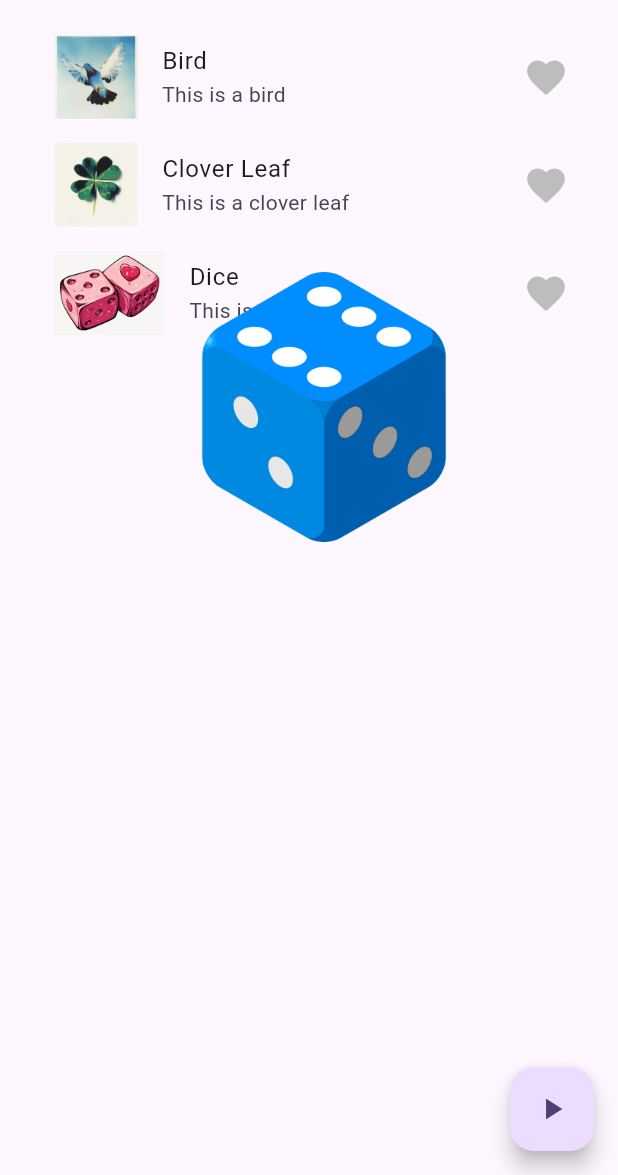
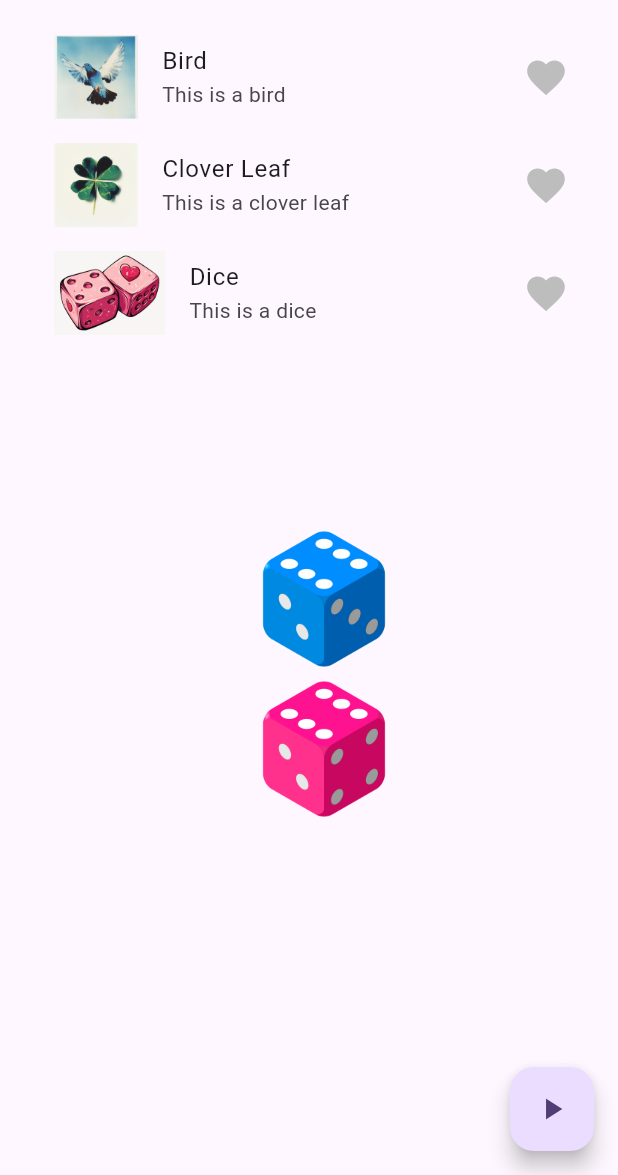
Before and after one commit to Sisshmue/Flutter_Practices, a Flutter app: the screen it shows after launch, on a phone screen of 412 x 824 dp, the part 61-1236 px from its top. Run offline on Flutter 3.47's test engine with Material 3 defaults, Android fonts, the phone set to English and light mode, and no system bars.

Commit message:
add 2 dies

```diff
--- a/lib/screens/home.dart
+++ b/lib/screens/home.dart
@@ -86,7 +86,7 @@ class _InplicitCustomState extends State<InplicitCustom>
                 },
               ),
             ),
-            Flexible(flex: 2, child: Dice(key: _diceKey)),
+            Expanded(child: Dice(key: _diceKey)),
           ],
         ),
       ),
--- a/lib/widgtets/dice.dart
+++ b/lib/widgtets/dice.dart
@@ -24,10 +24,24 @@ class DiceState extends State<Dice> with TickerProviderStateMixin {
       parent: _controller,
       curve: Curves.easeIn,
     );
-    _diceAnimation = Tween<Offset>(
-      begin: Offset(0, 1),
-      end: Offset(0, 0),
-    ).animate(_curvedAnimation);
+    _diceAnimation = TweenSequence(<TweenSequenceItem<Offset>>[
+      TweenSequenceItem<Offset>(
+        tween: Tween(begin: Offset(0, 0.5), end: Offset(0.5, 0)),
+        weight: 10,
+      ),
+      TweenSequenceItem<Offset>(
+        tween: Tween(begin: Offset(0.5, 0), end: Offset(0, -0.5)),
+        weight: 10,
+      ),
+      TweenSequenceItem<Offset>(
+        tween: Tween(begin: Offset(0, -0.5), end: Offset(-0.5, 0)),
+        weight: 10,
+      ),
+      TweenSequenceItem<Offset>(
+        tween: Tween(begin: Offset(-0.5, 0), end: Offset(0, 0.5)),
+        weight: 10,
+      ),
+    ]).animate(_curvedAnimation);
 
     _diceAnimation2 = TweenSequence(<TweenSequenceItem<Offset>>[
       TweenSequenceItem<Offset>(
@@ -35,15 +49,15 @@ class DiceState extends State<Dice> with TickerProviderStateMixin {
         weight: 20,
       ),
       TweenSequenceItem<Offset>(
-        tween: Tween(begin: Offset(-0.5, 0),end: Offset(0, 0.5)),
+        tween: Tween(begin: Offset(-0.5, 0), end: Offset(0, 0.5)),
         weight: 20,
       ),
       TweenSequenceItem<Offset>(
-        tween: Tween(begin: Offset(0, 0.5),end: Offset(0.5, 0)),
+        tween: Tween(begin: Offset(0, 0.5), end: Offset(0.5, 0)),
         weight: 20,
       ),
       TweenSequenceItem<Offset>(
-        tween: Tween(begin: Offset(0.5, 0),end: Offset(0, -0.5)),
+        tween: Tween(begin: Offset(0.5, 0), end: Offset(0, -0.5)),
         weight: 20,
       ),
     ]).animate(_curvedAnimation);
@@ -65,9 +79,28 @@ class DiceState extends State<Dice> with TickerProviderStateMixin {
 
   @override
   Widget build(BuildContext context) {
-    return SizedBox(
-      width: 200,
-      height: 200,
+    return Stack(
+      children: [
+        SizedBox(
+          width: 100,
+          height: 100,
+          child: AnimatedBuilder(
+            animation: _controller,
+            builder: (context, child) {
+              return FractionalTranslation(
+                translation: _diceAnimation.value,
+                child: Transform.rotate(
+                  angle: _controller.value * 2 * 3.14159,
+                  child: Image.asset('assets/images/big_dice_pink.png'),
+                ),
+              );
+            },
+          ),
+        ),
+
+        SizedBox(
+          width: 100,
+          height: 100,
           child: AnimatedBuilder(
             animation: _controller,
             builder: (context, child) {
@@ -75,10 +108,13 @@ class DiceState extends State<Dice> with TickerProviderStateMixin {
                 translation: _diceAnimation2.value,
                 child: Transform.rotate(
                   angle: _controller.value * 2 * 3.14159,
-              child: Image.asset('assets/images/bid_dice.png')),
+                  child: Image.asset('assets/images/bid_dice.png'),
+                ),
               );
             },
           ),
+        ),
+      ],
     );
   }
 }
```
Lines whose indentation alone changed are shown as unchanged.
